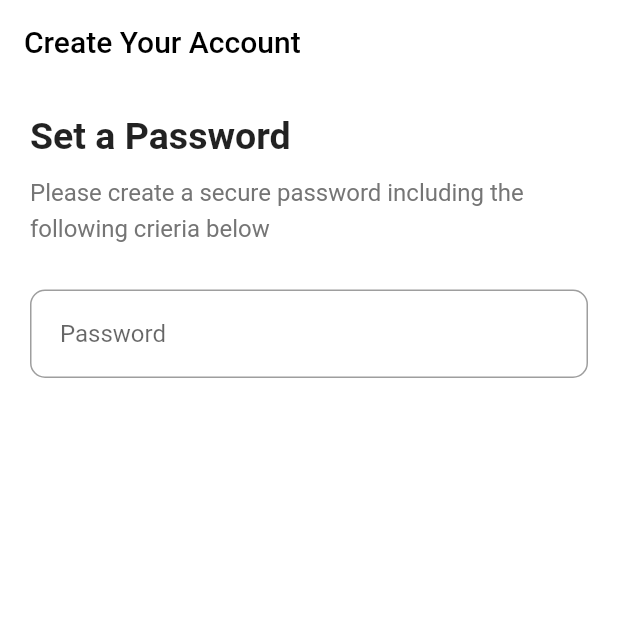
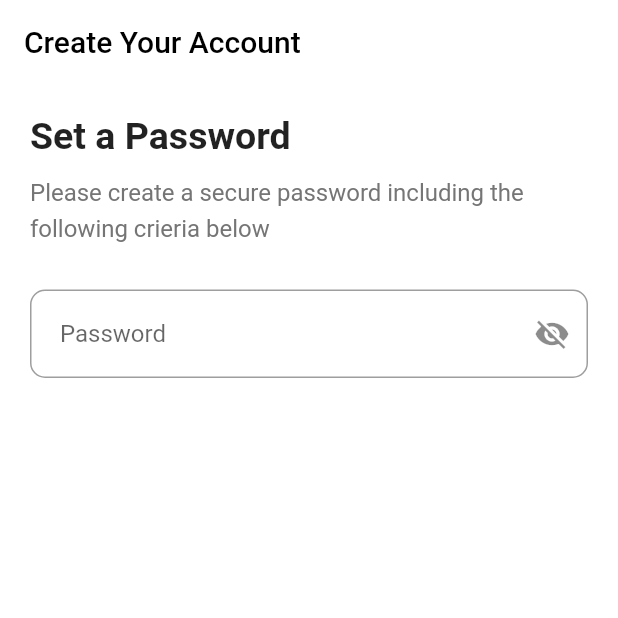
Before and after one commit to Danushan99/Password_Validation, a Flutter app: the screen it shows after launch, on a phone screen of 412 x 824 dp, the top half of it. Run offline on Flutter 3.47's test engine with Material 2 defaults, Android fonts, the phone set to English and light mode, and no system bars.

Commit message:
after function btn

```diff
--- a/lib/main.dart
+++ b/lib/main.dart
@@ -25,6 +25,7 @@ class HomePage extends StatefulWidget {
 }
 
 class _HomePageState extends State<HomePage> {
+  bool _isVisible = false;
   @override
   Widget build(BuildContext context) {
     return Scaffold(
@@ -59,7 +60,18 @@ class _HomePageState extends State<HomePage> {
               height: 30,
             ),
             TextField(
+              obscureText: !_isVisible,
               decoration: InputDecoration(
+                suffixIcon: IconButton(
+                  onPressed: () {
+                    setState(() {
+                      _isVisible = !_isVisible;
+                    });
+                  },
+                  icon: _isVisible
+                      ? Icon(Icons.visibility)
+                      : Icon(Icons.visibility_off),
+                ),
                 border: OutlineInputBorder(
                   borderRadius: BorderRadius.circular(10),
                   borderSide: const BorderSide(color: Colors.black),
```
